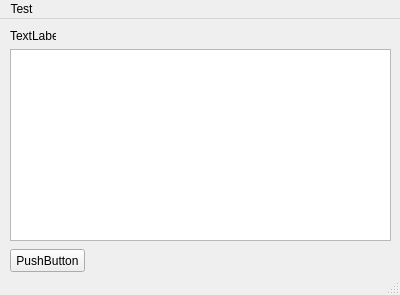
Old version of the form lightapp/ui/QDesigner/MainWindow.ui in the repository raphigaziano/lightapp.
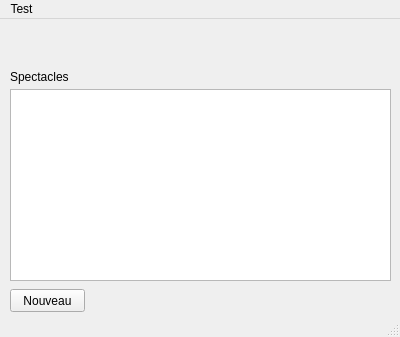
New version of the form.

Patch:
```diff
--- a/lightapp/ui/QDesigner/MainWindow.ui
+++ b/lightapp/ui/QDesigner/MainWindow.ui
@@ -10,7 +10,7 @@
     <x>0</x>
     <y>0</y>
     <width>400</width>
-    <height>295</height>
+    <height>337</height>
    </rect>
   </property>
   <property name="windowTitle">
@@ -20,40 +20,43 @@
    <bool>false</bool>
   </property>
   <widget class="QWidget" name="centralwidget">
-   <widget class="QTableView" name="tableView">
+   <widget class="QPushButton" name="btn_new">
     <property name="geometry">
      <rect>
       <x>10</x>
-      <y>30</y>
-      <width>381</width>
-      <height>192</height>
-     </rect>
-    </property>
-   </widget>
-   <widget class="QPushButton" name="pushButton">
-    <property name="geometry">
-     <rect>
-      <x>10</x>
-      <y>230</y>
+      <y>270</y>
       <width>75</width>
       <height>23</height>
      </rect>
     </property>
     <property name="text">
-     <string>PushButton</string>
+     <string>Nouveau</string>
     </property>
    </widget>
    <widget class="QLabel" name="label">
     <property name="geometry">
      <rect>
       <x>10</x>
-      <y>10</y>
-      <width>46</width>
-      <height>13</height>
+      <y>50</y>
+      <width>61</width>
+      <height>16</height>
      </rect>
     </property>
     <property name="text">
-     <string>TextLabel</string>
+     <string>Spectacles</string>
+    </property>
+   </widget>
+   <widget class="QTableWidget" name="tableWidget">
+    <property name="geometry">
+     <rect>
+      <x>10</x>
+      <y>70</y>
+      <width>381</width>
+      <height>192</height>
+     </rect>
+    </property>
+    <property name="showGrid">
+     <bool>false</bool>
     </property>
    </widget>
   </widget>
```
